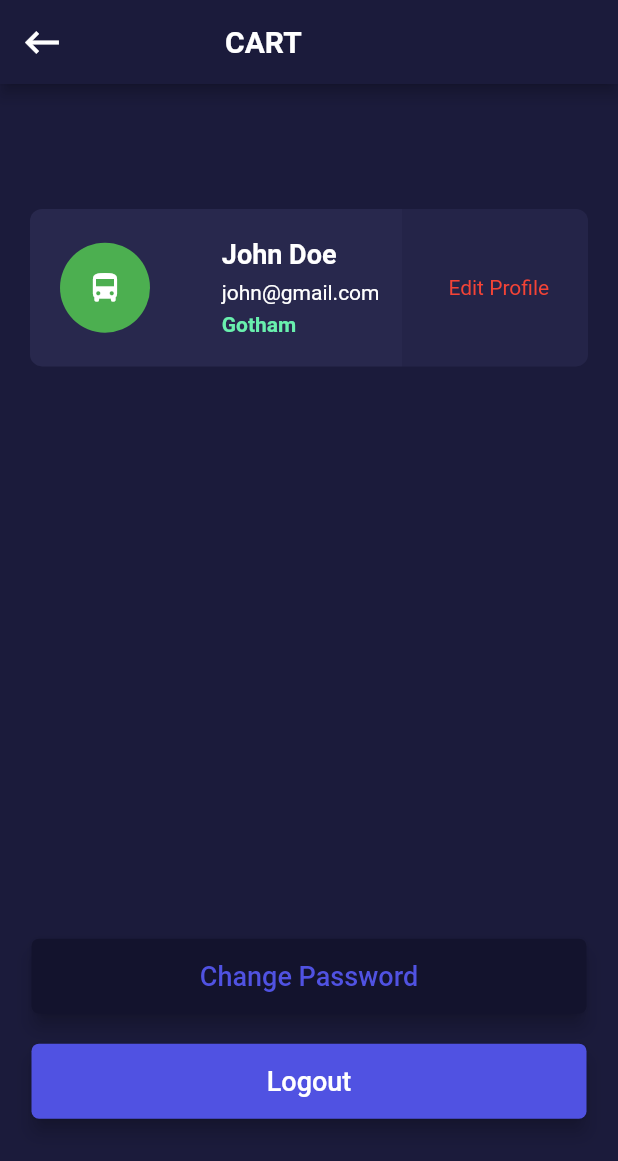
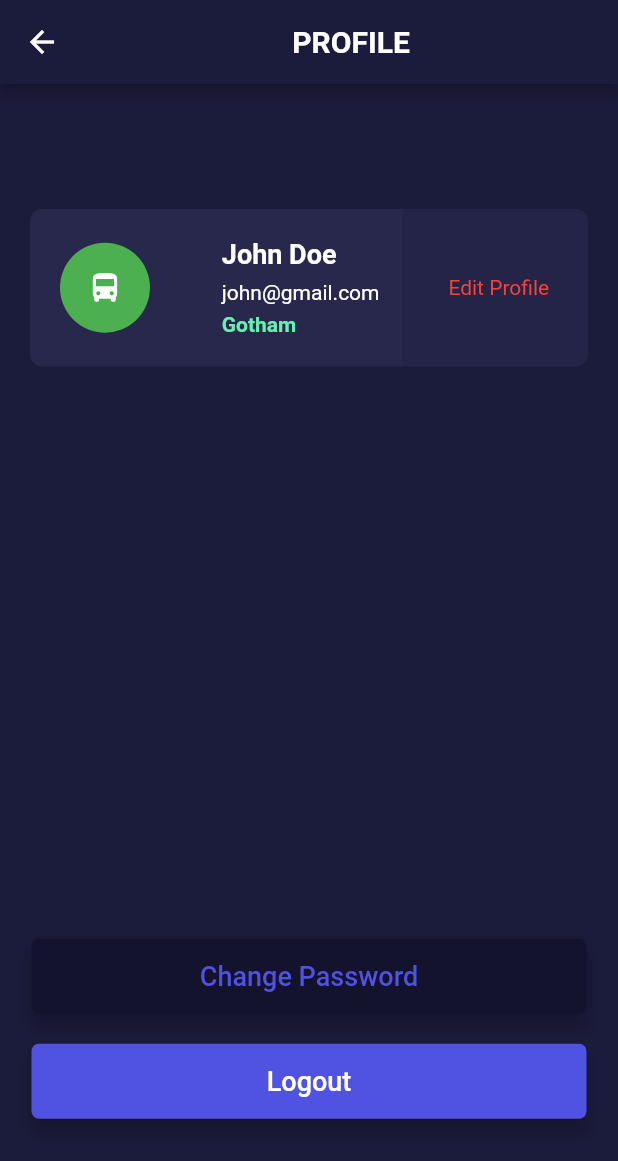
Before and after one commit to jyothir10/bus_locator, a Flutter app: the CartProfile screen opened by its route, on a phone screen of 412 x 824 dp. Shown: the top 1161 px of the screen. Run offline on Flutter 3.47's test engine with Material 2 defaults, Android fonts, the phone set to English and light mode, and no system bars; our stand-ins replace cloud_firestore, equatable, firebase_auth, flutter_bloc, font_awesome_flutter, google_maps_flutter and 3 more; missing offline and left inert: flutter_facebook_login; accounts and stored records are empty; project files that could hold a hidden picture were left out.

```diff
--- a/lib/homePage.dart
+++ b/lib/homePage.dart
@@ -17,7 +17,7 @@ class HomePage extends StatelessWidget {
         child: Icon(Icons.map),
         onPressed: () => Navigator.pushReplacementNamed(context, MapScreen.id),
       ),
-      backgroundColor: kAppBarColor,
+      backgroundColor: kPageBackgroundColor,
 //      appBar: AppBar(
 //        elevation: 1,
 //        backgroundColor: kAppBarColor,
@@ -34,6 +34,7 @@ class HomePage extends StatelessWidget {
           child: Stack(
         children: <Widget>[
           Container(
+            height: 250,
             color: kBottomBarColor,
             child: Padding(
               padding: const EdgeInsets.all(8.0),
--- a/lib/screens/cart_profile.dart
+++ b/lib/screens/cart_profile.dart
@@ -17,29 +17,13 @@ class _CartProfileState extends State<CartProfile> {
     return Scaffold(
       appBar: AppBar(
         backgroundColor: kAppBarColor,
-        leading: IconButton(
-          icon: Container(
-            child: Icon(
-              Icons.keyboard_backspace,
-              color: Colors.white,
-              size: 30,
+        title: Center(
+          child: Text(
+            'PROFILE',
+            style: TextStyle(
+              fontWeight: FontWeight.bold,
             ),
           ),
-          onPressed: null,
-        ),
-        title: Row(
-          mainAxisAlignment: MainAxisAlignment.start,
-          children: <Widget>[
-            SizedBox(
-              width: 78,
-            ),
-            Text(
-              'CART',
-              style: TextStyle(
-                fontWeight: FontWeight.bold,
-              ),
-            ),
-          ],
         ),
       ),
       body: Container(
```
Also changed, not shown: lib/screens/CartScreen.dart (+5 -14 lines), lib/screens/destination_screen.dart (+5 -14 lines).
